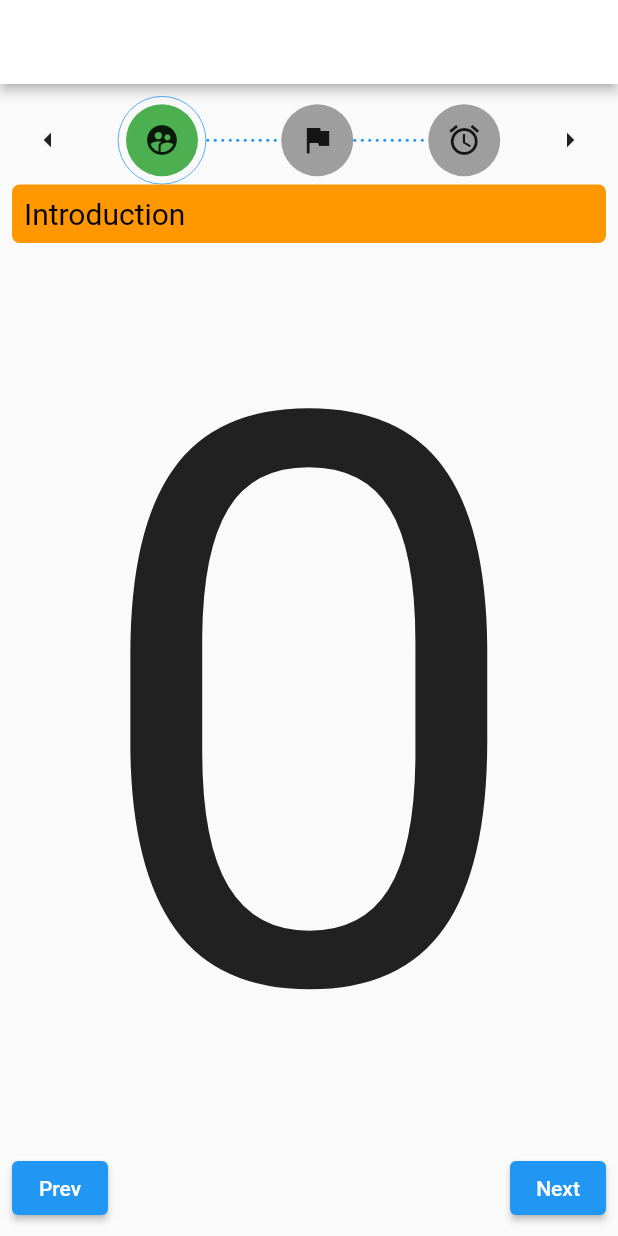
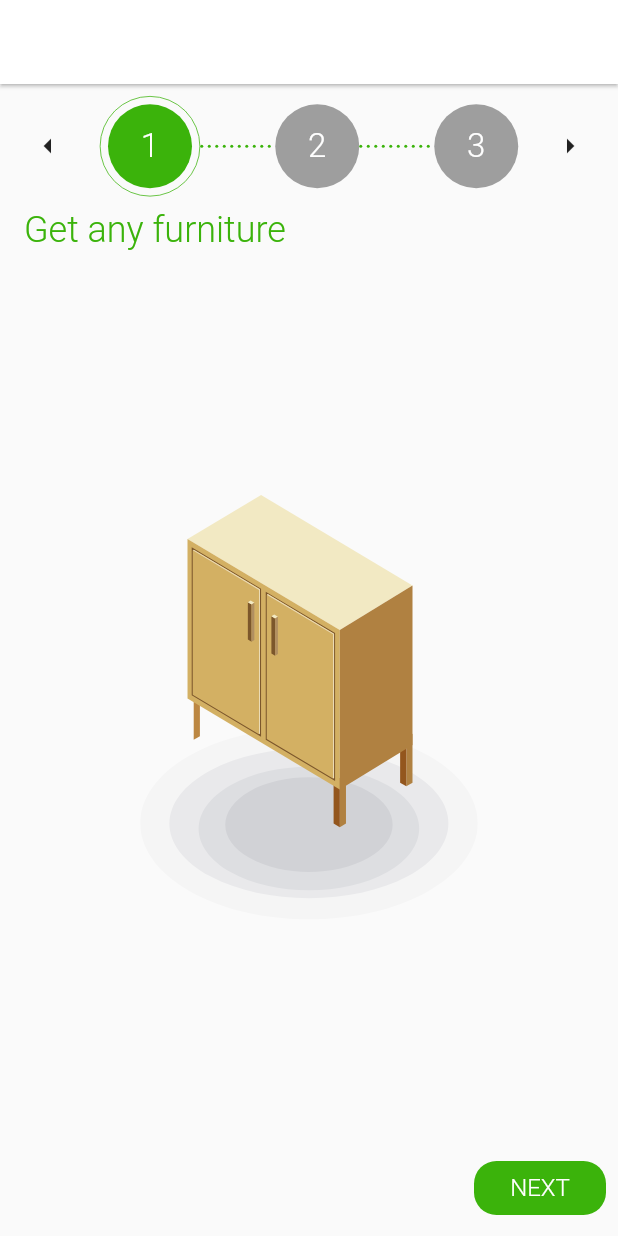
Before and after one commit to fakman99/onBoardingSGL, a Flutter app: the StepperShopScreen screen opened directly, on a phone screen of 412 x 824 dp. Run offline on Flutter 3.47's test engine with Material 2 defaults, Android fonts, the phone set to English and light mode, and no system bars; our stand-ins replace flutter_svg, im_stepper.

Commit message:
stepper customized (bug previous button doesn't work)

```diff
--- a/lib/pages/stepper.dart
+++ b/lib/pages/stepper.dart
@@ -1,4 +1,5 @@
 import 'package:flutter/material.dart';
+import 'package:flutter_svg/flutter_svg.dart';
 import 'package:im_stepper/stepper.dart';
 
 class StepperShopScreen extends StatefulWidget {
@@ -11,22 +12,36 @@ class _StepperShopScreenState extends State<StepperShopScreen> {
 
   int upperBound = 3; // upperBound MUST BE total number of icons minus 1.
 
+  List<String> asset = [
+    "assets/furniture.svg",
+    "assets/screw.svg",
+    "assets/plant.svg"
+  ];
   @override
   Widget build(BuildContext context) {
     return Scaffold(
       appBar: AppBar(
         backgroundColor: Colors.white,
-        elevation: 3,
+        elevation: 1,
       ),
       body: Padding(
         padding: const EdgeInsets.all(8),
         child: Column(
           children: [
-            IconStepper(
-              icons: [
-                Icon(Icons.supervised_user_circle),
-                Icon(Icons.flag),
-                Icon(Icons.access_alarm),
+            NumberStepper(
+              stepReachedAnimationDuration: Duration(seconds: 2),
+              lineColor: Color(0xff3BB30B),
+              activeStepColor: Color(0xff3BB30B),
+              activeStepBorderColor: Color(0xff3BB30B),
+              numberStyle: TextStyle(
+                  color: Colors.white,
+                  fontSize: 22,
+                  fontWeight: FontWeight.w300),
+              stepRadius: 28,
+              numbers: [
+                1,
+                2,
+                3,
               ],
 
               // activeStep property set to activeStep variable defined above.
@@ -41,16 +56,12 @@ class _StepperShopScreenState extends State<StepperShopScreen> {
             ),
             header(),
             Expanded(
-              child: FittedBox(
-                child: Center(
-                  child: Text('$activeStep'),
-                ),
-              ),
+              child: SvgPicture.asset(asset[activeStep]),
             ),
             Row(
               mainAxisAlignment: MainAxisAlignment.spaceBetween,
               children: [
-                previousButton(),
+                previousButton(activeStep),
                 nextButton(),
               ],
             ),
@@ -61,7 +72,19 @@ class _StepperShopScreenState extends State<StepperShopScreen> {
   }
 
   Widget nextButton() {
-    return ElevatedButton(
+    return FlatButton(
+      color: Color(0xff3BB30B),
+      textColor: Colors.white,
+      disabledColor: Colors.grey,
+      disabledTextColor: Colors.black,
+      padding: EdgeInsets.all(8.0),
+      splashColor: Colors.blueAccent,
+      shape: RoundedRectangleBorder(borderRadius: BorderRadius.circular(15)),
+      child: Text("NEXT",
+          style: new TextStyle(
+              color: Colors.white,
+              fontWeight: FontWeight.w300,
+              fontSize: 16.0)),
       onPressed: () {
         // Increment activeStep, when the next button is tapped. However, check for upper bound.
         if (activeStep < upperBound) {
@@ -70,32 +93,41 @@ class _StepperShopScreenState extends State<StepperShopScreen> {
           });
         }
       },
-      child: Text('Next'),
     );
   }
 
   /// Returns the previous button.
-  Widget previousButton() {
-    return ElevatedButton(
-      onPressed: () {
-        // Decrement activeStep, when the previous button is tapped. However, check for lower bound i.e., must be greater than 0.
-        if (activeStep > 0) {
+  Widget previousButton(activeStep) {
+    if (activeStep == 0) {
+      return Container();
+    } else {
+      return FlatButton(
+        color: Color(0xff3BB30B),
+        textColor: Colors.white,
+        disabledColor: Colors.grey,
+        disabledTextColor: Colors.black,
+        padding: EdgeInsets.all(8.0),
+        splashColor: Colors.blueAccent,
+        shape: RoundedRectangleBorder(borderRadius: BorderRadius.circular(15)),
+        child: Text("PREVIOUS",
+            style: new TextStyle(
+                color: Colors.white,
+                fontWeight: FontWeight.w300,
+                fontSize: 16.0)),
+        onPressed: () {
+          // Decrement activeStep, when the previous button is tapped. However, check for lower bound i.e., must be greater than 0.
+
           setState(() {
             activeStep--;
           });
-        }
-      },
-      child: Text('Prev'),
-    );
+        },
+      );
+    }
   }
 
   /// Returns the header wrapping the header text.
   Widget header() {
     return Container(
-      decoration: BoxDecoration(
-        color: Colors.orange,
-        borderRadius: BorderRadius.circular(5),
-      ),
       child: Row(
         children: [
           Padding(
@@ -103,9 +135,9 @@ class _StepperShopScreenState extends State<StepperShopScreen> {
             child: Text(
               headerText(),
               style: TextStyle(
-                color: Colors.black,
-                fontSize: 20,
-              ),
+                  color: Color(0xff3BB30B),
+                  fontSize: 24,
+                  fontWeight: FontWeight.w300),
             ),
           ),
         ],
@@ -117,16 +149,13 @@ class _StepperShopScreenState extends State<StepperShopScreen> {
   String headerText() {
     switch (activeStep) {
       case 1:
-        return 'Preface';
+        return 'Get a bundle';
 
       case 2:
-        return 'Table of Contents';
-
-      case 3:
-        return 'About the Author';
+        return 'Start growing';
 
       default:
-        return 'Introduction';
+        return 'Get any furniture';
     }
   }
 }
```
Also changed, not shown: assets/furniture.svg (added), assets/plant.svg (added), assets/screw.svg (added), 12 other files.
